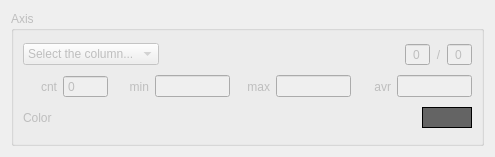
Old version of the form DescriptorsWidget/axissettingswidget.ui in the repository gurmaaan/DescriptorsView.
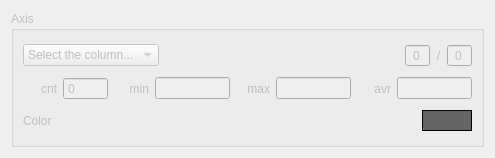
New version of the form.

Patch:
```diff
--- a/DescriptorsWidget/axissettingswidget.ui
+++ b/DescriptorsWidget/axissettingswidget.ui
@@ -7,7 +7,7 @@
     <x>0</x>
     <y>0</y>
     <width>495</width>
-    <height>157</height>
+    <height>158</height>
    </rect>
   </property>
   <property name="windowTitle">
@@ -19,6 +19,12 @@
      <property name="enabled">
       <bool>false</bool>
      </property>
+     <property name="sizePolicy">
+      <sizepolicy hsizetype="Preferred" vsizetype="Minimum">
+       <horstretch>0</horstretch>
+       <verstretch>0</verstretch>
+      </sizepolicy>
+     </property>
      <property name="autoFillBackground">
       <bool>true</bool>
      </property>
@@ -29,6 +35,9 @@
       <bool>false</bool>
      </property>
      <layout class="QVBoxLayout" name="verticalLayout">
+      <property name="sizeConstraint">
+       <enum>QLayout::SetMinimumSize</enum>
+      </property>
       <item>
        <layout class="QHBoxLayout" name="colHLayout">
         <property name="sizeConstraint">
```
